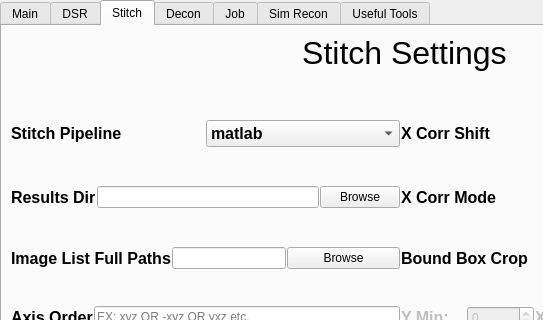
Old version of the form mainwindow.ui in the repository abcucberkeley/PetaKit5D-GUI; both pictures show x 0 to 543 and y 0 to 320 of the 800 by 600 pixel window.
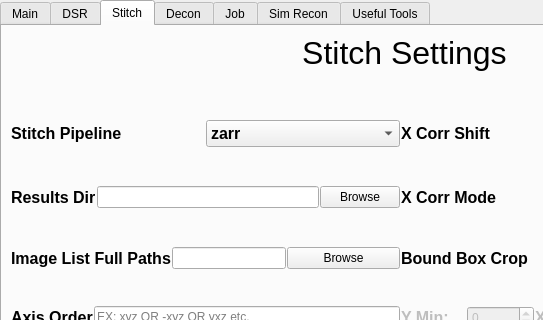
New version of the form. The open tabs and pages were chosen to show the change.

Commit message: Made zarr the default stitching pipeline

Patch:
```diff
--- a/mainwindow.ui
+++ b/mainwindow.ui
@@ -1745,11 +1745,11 @@
                <bool>false</bool>
               </property>
               <property name="currentText">
-               <string>matlab</string>
+               <string>zarr</string>
               </property>
               <item>
                <property name="text">
-                <string>matlab</string>
+                <string>zarr</string>
                </property>
               </item>
               <item>
```
Left out of the diff: 4 changed lines with no effect on the pictures.
